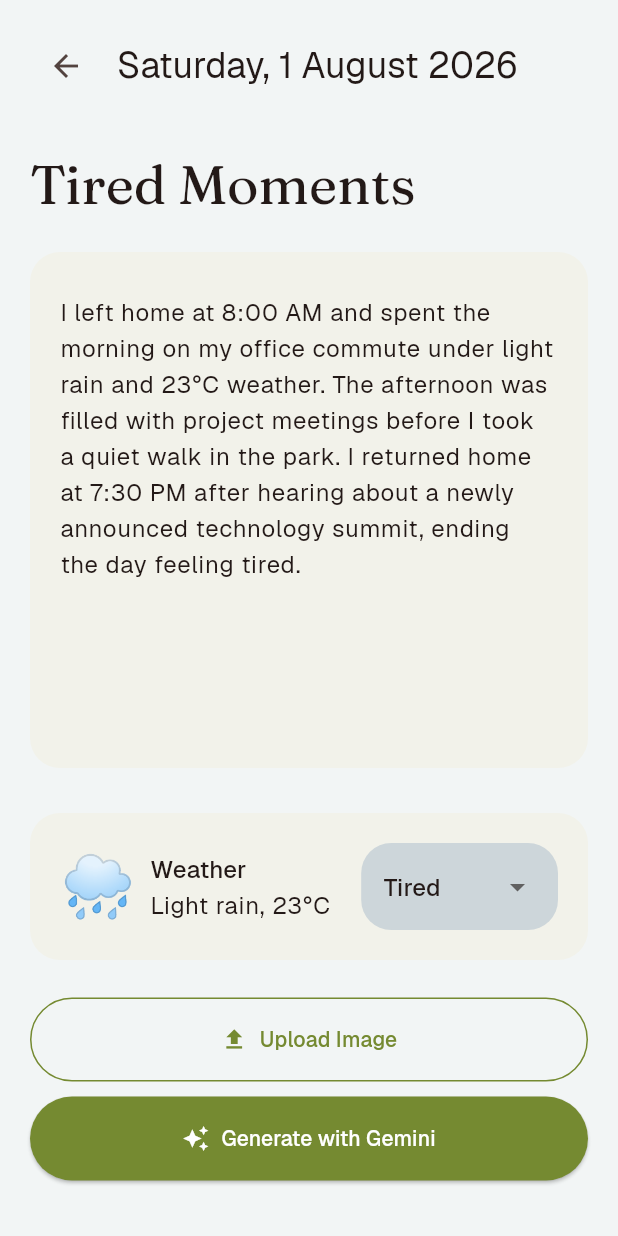
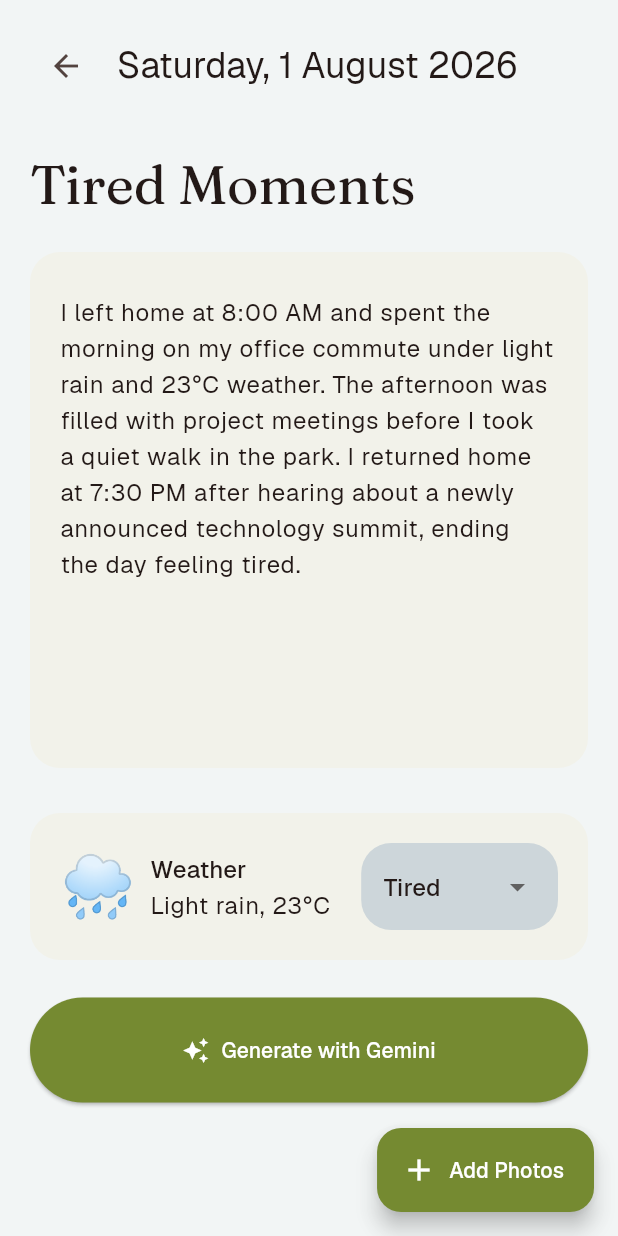
Before and after one commit to PathakPranshu/chronologe_poc, a Flutter app: the screen it shows after launch, after a tap on an icon or button, on a phone screen of 412 x 824 dp. Run offline on Flutter 3.47's test engine with Material 3 defaults, Android fonts, the phone set to English and light mode, and no system bars; our stand-ins replace google_fonts, hive_ce_flutter, image_picker; accounts and stored records are empty.

Commit message:
Minor button update
Minor button update

```diff
--- a/lib/screens/entry.dart
+++ b/lib/screens/entry.dart
@@ -349,26 +349,6 @@ class _EntryState extends State<Entry> {
 
               const SizedBox(height: 25),
 
-              // Upload image button
-              SizedBox(
-                width: double.infinity,
-                child: OutlinedButton.icon(
-                  onPressed: uploadImage,
-
-                  style: OutlinedButton.styleFrom(
-                    foregroundColor: mySecondary,
-                    side: const BorderSide(
-                      color: mySecondary,
-                    ),
-                    padding: const EdgeInsets.all(18),
-                  ),
-                  icon: const Icon(Icons.upload),
-                  label: const Text('Upload Image'),
-                ),
-              ),
-
-              const SizedBox(height: 10),
-
               // Generate button
               SizedBox(
                 width: double.infinity,
@@ -380,7 +360,7 @@ class _EntryState extends State<Entry> {
                   style: ElevatedButton.styleFrom(
                     backgroundColor: mySecondary,
                     foregroundColor: Colors.white,
-                    padding: const EdgeInsets.all(18),
+                    padding: const EdgeInsets.all(25),
                   ),
 
                   icon: const Icon(Icons.auto_awesome),
@@ -393,6 +373,16 @@ class _EntryState extends State<Entry> {
           ),
         ),
       ),
+
+      floatingActionButton: FloatingActionButton.extended(
+      onPressed: uploadImage,
+      backgroundColor: mySecondary,
+      foregroundColor: Colors.white,
+      icon: const Icon(Icons.add),
+      label: const Text('Add Photos'),
+      ),
+
+      floatingActionButtonLocation: FloatingActionButtonLocation.endFloat,
     );
   }
 }
```
